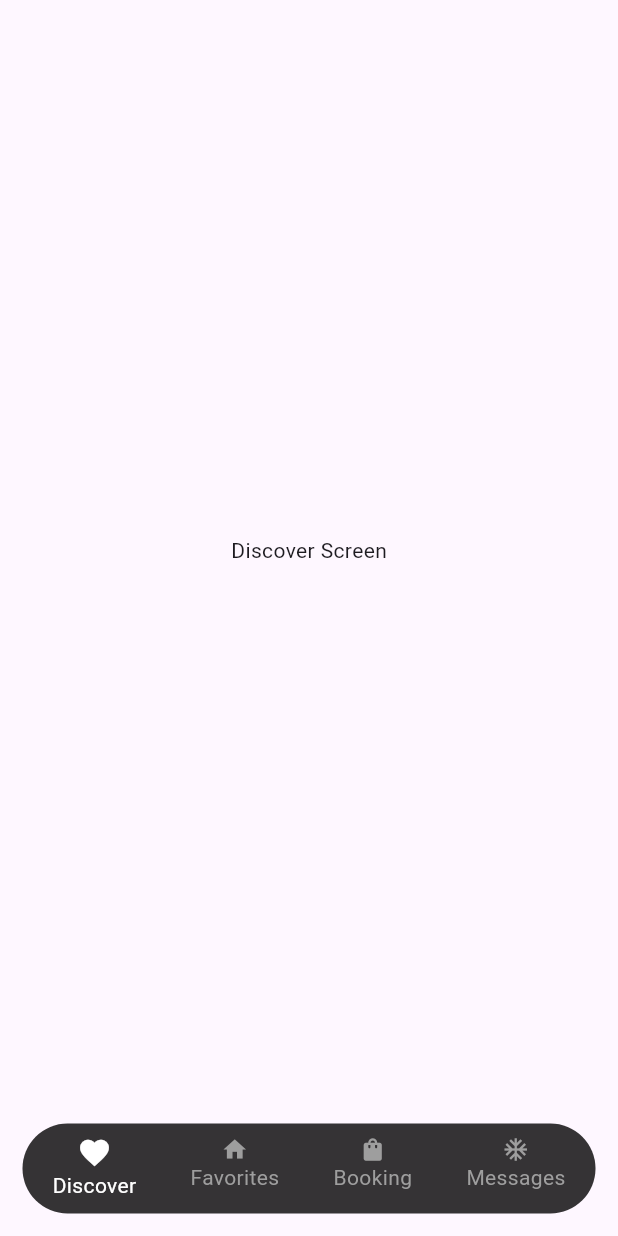
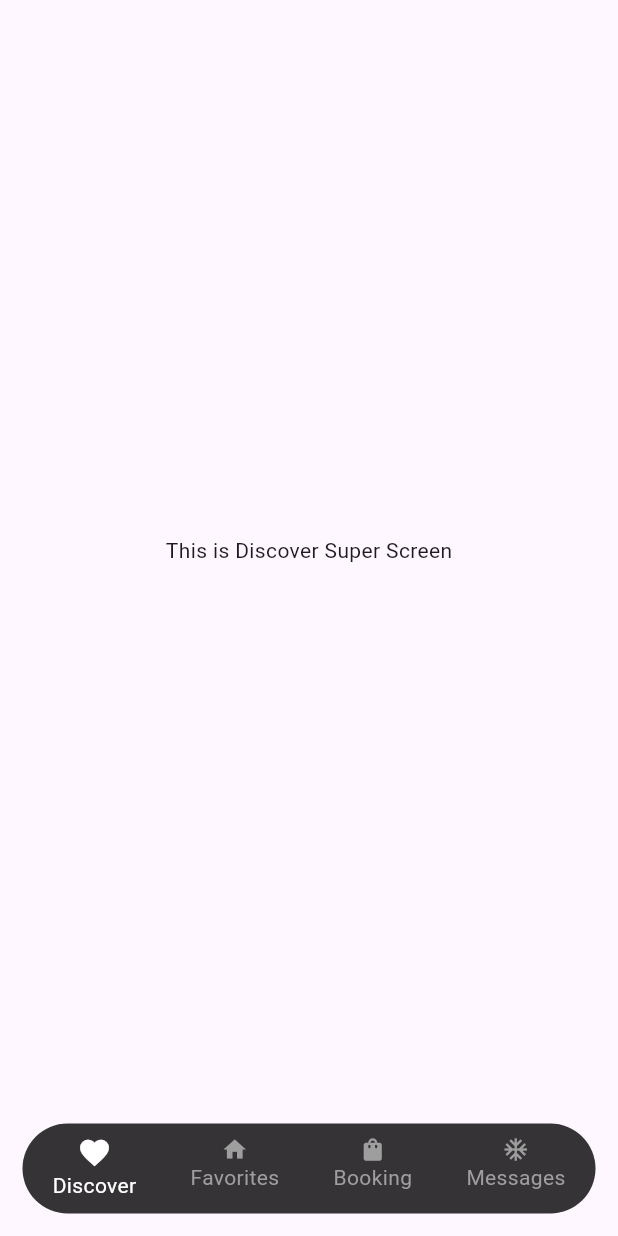
Before and after one commit to Omihiraj/hotel_booking_system_17, a Flutter app: the screen it shows after launch, on a phone screen of 412 x 824 dp. Run offline on Flutter 3.47's test engine with Material 3 defaults, Android fonts, the light colour scheme and no system bars.

Commit message:
Change Discover Screen

```diff
--- a/lib/screens/discover_screen.dart
+++ b/lib/screens/discover_screen.dart
@@ -12,7 +12,7 @@ class _DiscoverScreenState extends State<DiscoverScreen> {
   Widget build(BuildContext context) {
     return const Scaffold(
       body: Center(
-        child: Text("Discover Screen"),
+        child: Text("This is Discover Super Screen"),
       ),
     );
   }
```
